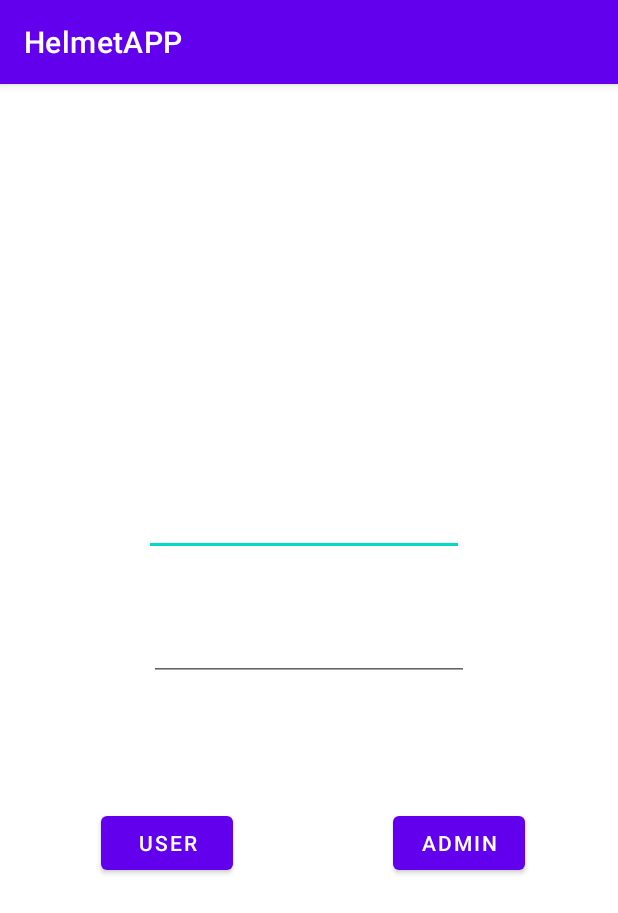
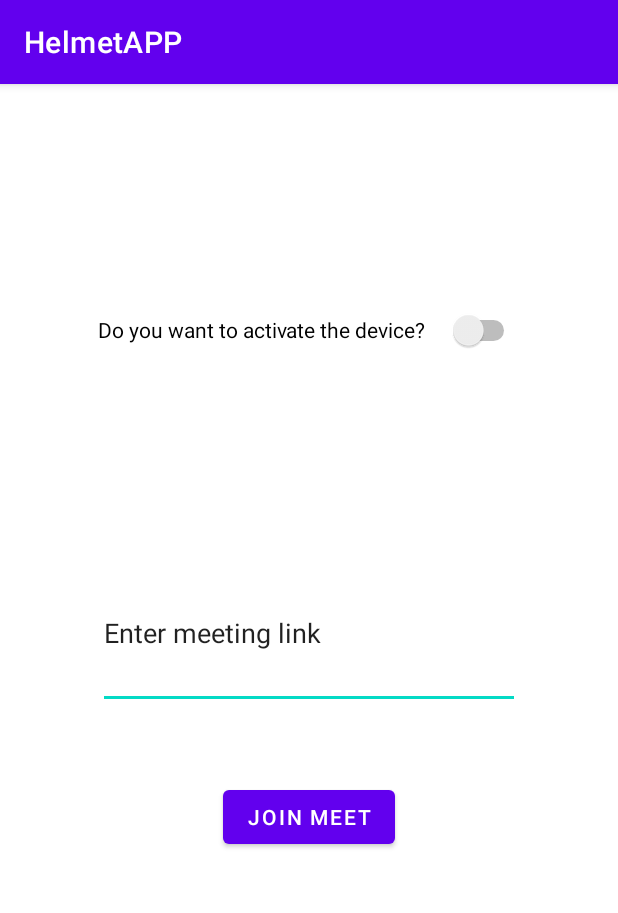
Before and after one commit to aneeshamanke/HelmetAPP, an Android app: the screen it shows after launch (MainActivity), on a phone screen of 412 x 824 dp. Shown: the top 913 px of the screen. Run offline under Robolectric (Android 15) with nearby library versions, the phone set to English and light mode, and no system bars.

Commit message:
updated interface.

```diff
--- a/app/src/main/AndroidManifest.xml
+++ b/app/src/main/AndroidManifest.xml
@@ -1,8 +1,15 @@
 <?xml version="1.0" encoding="utf-8"?>
 <manifest xmlns:android="http://schemas.android.com/apk/res/android"
     xmlns:tools="http://schemas.android.com/tools"
-    package="com.example.helmetapp" >
+    package="com.example.helmetapp">
 
+    <uses-sdk android:minSdkVersion="14" />
+    <uses-permission android:name="android.permission.ACCESS_WIFI_STATE" />
+    <uses-permission android:name="android.permission.CHANGE_WIFI_STATE" />
+    <uses-permission android:name="android.permission.ACCESS_FINE_LOCATION" />
+    <uses-permission android:name="android.permission.CHANGE_NETWORK_STATE" />
+    <uses-permission android:name="android.permission.INTERNET" />
+    <uses-permission android:name="android.permission.ACCESS_NETWORK_STATE" />
     <application
         android:allowBackup="true"
         android:dataExtractionRules="@xml/data_extraction_rules"
@@ -12,14 +19,17 @@
         android:roundIcon="@mipmap/ic_launcher_round"
         android:supportsRtl="true"
         android:theme="@style/Theme.HelmetAPP"
-        tools:targetApi="31" >
+        tools:targetApi="31">
+        <activity
+            android:name=".MainActivity2"
+            android:exported="false" />
         <activity
             android:name=".ui.login.LoginActivity"
             android:exported="false"
             android:label="@string/title_activity_login" />
         <activity
             android:name=".MainActivity"
-            android:exported="true" >
+            android:exported="true">
             <intent-filter>
                 <action android:name="android.intent.action.MAIN" />
 
--- a/app/src/main/java/com/example/helmetapp/MainActivity.kt
+++ b/app/src/main/java/com/example/helmetapp/MainActivity.kt
@@ -14,7 +14,9 @@ public class MainActivity : AppCompatActivity() {
     override fun onCreate(savedInstanceState: Bundle?) {
         super.onCreate(savedInstanceState)
         setContentView(R.layout.activity_main)
+
     }
+
 
     fun openWebURL(view: View) {
         val browse = Intent(Intent.ACTION_VIEW, Uri.parse("https://meet.google.com/kux-sqbh-bwy"))
--- a/app/src/main/res/layout/activity_main.xml
+++ b/app/src/main/res/layout/activity_main.xml
@@ -1,4 +1,5 @@
 <?xml version="1.0" encoding="utf-8"?>
+
 <androidx.constraintlayout.widget.ConstraintLayout xmlns:android="http://schemas.android.com/apk/res/android"
     xmlns:app="http://schemas.android.com/apk/res-auto"
     xmlns:tools="http://schemas.android.com/tools"
@@ -6,50 +7,47 @@
     android:layout_height="match_parent"
     tools:context=".MainActivity">
 
+
+    <Switch
+        android:id="@+id/switch1"
+        android:layout_width="0dp"
+        android:layout_height="0dp"
+        android:layout_marginStart="65dp"
+        android:layout_marginTop="113dp"
+        android:layout_marginEnd="65dp"
+        android:layout_marginBottom="101dp"
+        android:text="Do you want to activate the device?"
+        app:layout_constraintBottom_toTopOf="@+id/editTextTextPersonName"
+        app:layout_constraintEnd_toEndOf="parent"
+        app:layout_constraintStart_toStartOf="parent"
+        app:layout_constraintTop_toTopOf="parent"
+        tools:ignore="MissingConstraints,UseSwitchCompatOrMaterialXml" />
+
+    <EditText
+        android:id="@+id/editTextTextPersonName"
+        android:layout_width="0dp"
+        android:layout_height="0dp"
+        android:layout_marginStart="65dp"
+        android:layout_marginEnd="65dp"
+        android:layout_marginBottom="48dp"
+        android:ems="10"
+        android:inputType="textPersonName"
+        android:text="Enter meeting link"
+        app:layout_constraintBottom_toTopOf="@+id/button"
+        app:layout_constraintEnd_toEndOf="parent"
+        app:layout_constraintStart_toStartOf="parent"
+        app:layout_constraintTop_toBottomOf="@+id/switch1" />
+
     <Button
-        android:id="@+id/button3"
+        android:id="@+id/button"
         android:layout_width="wrap_content"
         android:layout_height="wrap_content"
-        android:layout_marginStart="67dp"
-        android:layout_marginBottom="238dp"
-        android:text="User"
-        android:onClick="openWebURL"
+        android:layout_marginBottom="255dp"
+        android:text="Join Meet"
+        app:layout_constraintBottom_toBottomOf="parent"
+        app:layout_constraintEnd_toEndOf="parent"
+        app:layout_constraintStart_toStartOf="parent"
+        app:layout_constraintTop_toBottomOf="@+id/editTextTextPersonName" />
 
-        app:layout_constraintBottom_toBottomOf="parent"
-        app:layout_constraintStart_toStartOf="parent"
-        tools:ignore="UsingOnClickInXml" />
-
-    <Button
-        android:id="@+id/button4"
-        android:layout_width="wrap_content"
-        android:layout_height="wrap_content"
-        android:layout_marginEnd="62dp"
-        android:text="Admin"
-        android:onClick="openWebURL"
-        app:layout_constraintBaseline_toBaselineOf="@+id/button3"
-        app:layout_constraintEnd_toEndOf="parent"
-        tools:ignore="OnClick" />
-
-    <EditText
-        android:id="@+id/editTextTextEmailAddress2"
-        android:layout_width="wrap_content"
-        android:layout_height="wrap_content"
-        android:layout_marginEnd="3dp"
-        android:layout_marginBottom="38dp"
-        android:ems="10"
-        android:inputType="textEmailAddress"
-        app:layout_constraintBottom_toTopOf="@+id/editTextTextPassword2"
-        app:layout_constraintEnd_toEndOf="@+id/editTextTextPassword2" />
-
-    <EditText
-        android:id="@+id/editTextTextPassword2"
-        android:layout_width="wrap_content"
-        android:layout_height="wrap_content"
-        android:layout_marginBottom="84dp"
-        android:ems="10"
-        android:inputType="textPassword"
-        app:layout_constraintBottom_toTopOf="@+id/button4"
-        app:layout_constraintEnd_toEndOf="parent"
-        app:layout_constraintStart_toStartOf="parent" />
 
 </androidx.constraintlayout.widget.ConstraintLayout>
```
